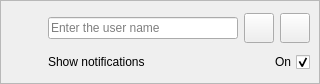
First picture: the form in zapzap/view/ui/card_user.ui, repository jmbatistav/zapzap, before the edit.
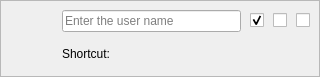
Second picture: the form after the edit.

Commit message: 💄 feat: Card user account

Diff of the .ui file:
```diff
--- a/zapzap/view/ui/card_user.ui
+++ b/zapzap/view/ui/card_user.ui
@@ -7,7 +7,7 @@
     <x>0</x>
     <y>0</y>
     <width>320</width>
-    <height>84</height>
+    <height>77</height>
    </rect>
   </property>
   <property name="minimumSize">
@@ -59,20 +59,21 @@
       <enum>QFrame::Raised</enum>
      </property>
      <layout class="QHBoxLayout" name="horizontalLayout">
+      <property name="spacing">
+       <number>6</number>
+      </property>
       <item>
-       <layout class="QGridLayout" name="gridLayout">
-        <item row="0" column="0">
          <widget class="QLabel" name="icon">
           <property name="minimumSize">
            <size>
-            <width>32</width>
-            <height>32</height>
+          <width>46</width>
+          <height>46</height>
            </size>
           </property>
           <property name="maximumSize">
            <size>
-            <width>32</width>
-            <height>32</height>
+          <width>46</width>
+          <height>46</height>
            </size>
           </property>
           <property name="text">
@@ -86,6 +87,11 @@
           </property>
          </widget>
         </item>
+      <item>
+       <layout class="QGridLayout" name="gridLayout">
+        <property name="spacing">
+         <number>9</number>
+        </property>
         <item row="0" column="1">
          <widget class="QLineEdit" name="name">
           <property name="placeholderText">
@@ -93,54 +99,45 @@
           </property>
          </widget>
         </item>
-        <item row="0" column="2">
-         <widget class="QPushButton" name="btnDisable">
+        <item row="1" column="1">
+         <layout class="QHBoxLayout" name="horizontalLayout_2">
+          <item>
+           <widget class="QLabel" name="label">
           <property name="sizePolicy">
-           <sizepolicy hsizetype="Preferred" vsizetype="Fixed">
+             <sizepolicy hsizetype="Fixed" vsizetype="Preferred">
             <horstretch>0</horstretch>
             <verstretch>0</verstretch>
            </sizepolicy>
           </property>
-          <property name="minimumSize">
-           <size>
-            <width>30</width>
-            <height>30</height>
-           </size>
-          </property>
-          <property name="maximumSize">
-           <size>
-            <width>30</width>
-            <height>16777215</height>
-           </size>
-          </property>
-          <property name="cursor">
-           <cursorShape>PointingHandCursor</cursorShape>
-          </property>
+            <property name="text">
+             <string>Shortcut:</string>
+            </property>
+           </widget>
+          </item>
+          <item>
+           <widget class="QLabel" name="key">
           <property name="text">
            <string/>
           </property>
          </widget>
+          </item>
+         </layout>
         </item>
         <item row="0" column="3">
-         <widget class="QPushButton" name="btnDelete">
-          <property name="sizePolicy">
-           <sizepolicy hsizetype="Preferred" vsizetype="Fixed">
-            <horstretch>0</horstretch>
-            <verstretch>0</verstretch>
-           </sizepolicy>
+         <widget class="QCheckBox" name="disableUser">
+          <property name="cursor">
+           <cursorShape>PointingHandCursor</cursorShape>
           </property>
-          <property name="minimumSize">
-           <size>
-            <width>30</width>
-            <height>30</height>
-           </size>
+          <property name="toolTip">
+           <string>Disable user</string>
           </property>
-          <property name="maximumSize">
-           <size>
-            <width>30</width>
-            <height>16777215</height>
-           </size>
+          <property name="text">
+           <string/>
           </property>
+         </widget>
+        </item>
+        <item row="0" column="4">
+         <widget class="QCheckBox" name="deleteUser">
           <property name="cursor">
            <cursorShape>PointingHandCursor</cursorShape>
           </property>
@@ -149,33 +146,19 @@
           </property>
          </widget>
         </item>
-        <item row="1" column="2" colspan="2">
+        <item row="0" column="2">
          <widget class="QCheckBox" name="showNotifications">
           <property name="layoutDirection">
            <enum>Qt::RightToLeft</enum>
           </property>
           <property name="text">
-           <string>On</string>
+           <string/>
           </property>
           <property name="checked">
            <bool>true</bool>
           </property>
          </widget>
         </item>
-        <item row="1" column="0">
-         <widget class="QLabel" name="key">
-          <property name="text">
-           <string/>
-          </property>
-         </widget>
-        </item>
-        <item row="1" column="1">
-         <widget class="QLabel" name="label">
-          <property name="text">
-           <string>Show notifications</string>
-          </property>
-         </widget>
-        </item>
        </layout>
       </item>
      </layout>
```
Left out of the diff: 11 changed lines with no effect on the pictures. Lines whose indentation alone changed are shown as unchanged. The commit also changes 11 other files.
